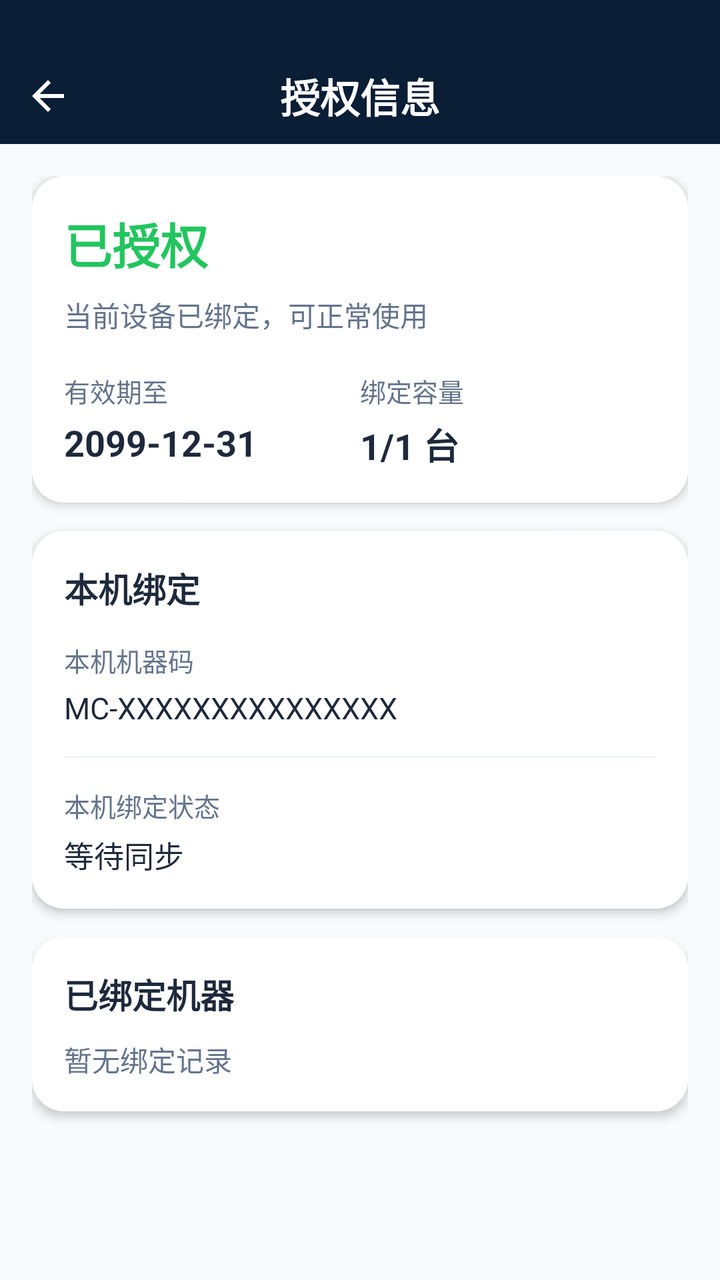
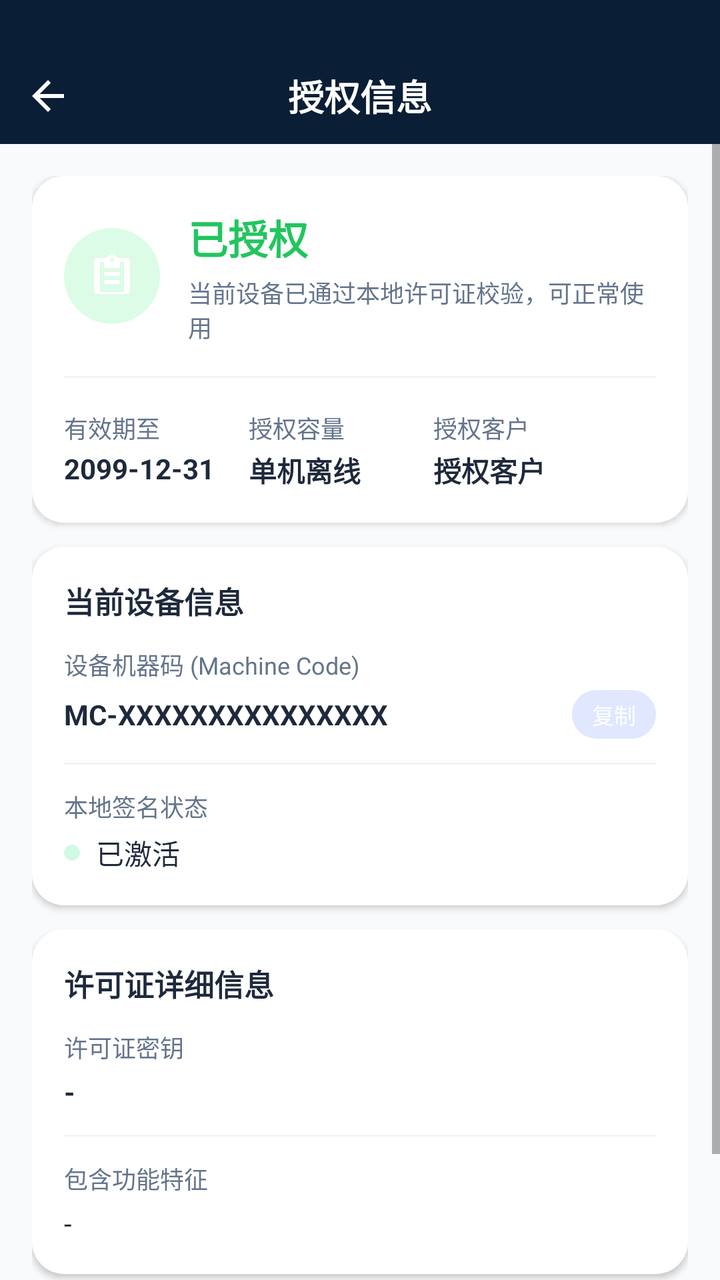

An Android layout rendered at two revisions. The XML below is the earlier revision; the diff shows what the commit changed to produce the second picture.
<!-- AndroidManifest.xml: application theme Theme.Signal_dectect -->
<!-- res/layout/activity_auth_info.xml -->
<?xml version="1.0" encoding="utf-8"?>
<LinearLayout xmlns:android="http://schemas.android.com/apk/res/android"
    xmlns:app="http://schemas.android.com/apk/res-auto"
    android:layout_width="match_parent"
    android:layout_height="match_parent"
    android:orientation="vertical"
    android:background="@color/background">

    <FrameLayout
        android:layout_width="match_parent"
        android:layout_height="72dp"
        android:background="#0A1E36"
        android:paddingTop="24dp">

        <ImageView
            android:id="@+id/iv_back"
            android:layout_width="48dp"
            android:layout_height="48dp"
            android:layout_gravity="start|center_vertical"
            android:padding="12dp"
            android:src="@drawable/ic_back"
            app:tint="@color/white" />

        <TextView
            android:layout_width="wrap_content"
            android:layout_height="wrap_content"
            android:layout_gravity="center"
            android:fontFamily="sans-serif-black"
            android:text="授权信息"
            android:textColor="@color/white"
            android:textSize="20sp" />
    </FrameLayout>

    <ScrollView
        android:layout_width="match_parent"
        android:layout_height="match_parent"
        android:fillViewport="true">

        <LinearLayout
            android:layout_width="match_parent"
            android:layout_height="wrap_content"
            android:orientation="vertical"
            android:padding="16dp">

            <LinearLayout
                android:layout_width="match_parent"
                android:layout_height="wrap_content"
                android:background="@drawable/bg_card_rounded"
                android:backgroundTint="@color/surface"
                android:elevation="3dp"
                android:orientation="vertical"
                android:padding="16dp">

                <TextView
                    android:id="@+id/tv_auth_status"
                    android:layout_width="wrap_content"
                    android:layout_height="wrap_content"
                    android:text="已授权"
                    android:textColor="@color/success"
                    android:textSize="24sp"
                    android:textStyle="bold" />

                <TextView
                    android:id="@+id/tv_auth_summary"
                    android:layout_width="match_parent"
                    android:layout_height="wrap_content"
                    android:layout_marginTop="8dp"
                    android:text="当前设备已绑定，可正常使用"
                    android:textColor="@color/text_secondary"
                    android:textSize="14sp" />

                <LinearLayout
                    android:layout_width="match_parent"
                    android:layout_height="wrap_content"
                    android:layout_marginTop="18dp"
                    android:orientation="horizontal">

                    <LinearLayout
                        android:layout_width="0dp"
                        android:layout_height="wrap_content"
                        android:layout_weight="1"
                        android:orientation="vertical">

                        <TextView
                            android:layout_width="wrap_content"
                            android:layout_height="wrap_content"
                            android:text="有效期至"
                            android:textColor="@color/text_secondary"
                            android:textSize="13sp" />

                        <TextView
                            android:id="@+id/tv_valid_until"
                            android:layout_width="wrap_content"
                            android:layout_height="wrap_content"
                            android:layout_marginTop="4dp"
                            android:text="2099-12-31"
                            android:textColor="@color/text_primary"
                            android:textSize="18sp"
                            android:textStyle="bold" />
                    </LinearLayout>

                    <LinearLayout
                        android:layout_width="0dp"
                        android:layout_height="wrap_content"
                        android:layout_weight="1"
                        android:orientation="vertical">

                        <TextView
                            android:layout_width="wrap_content"
                            android:layout_height="wrap_content"
                            android:text="绑定容量"
                            android:textColor="@color/text_secondary"
                            android:textSize="13sp" />

                        <TextView
                            android:id="@+id/tv_binding_capacity"
                            android:layout_width="wrap_content"
                            android:layout_height="wrap_content"
                            android:layout_marginTop="4dp"
                            android:text="1/1 台"
                            android:textColor="@color/text_primary"
                            android:textSize="18sp"
                            android:textStyle="bold" />
                    </LinearLayout>
                </LinearLayout>
            </LinearLayout>

            <LinearLayout
                android:layout_width="match_parent"
                android:layout_height="wrap_content"
                android:layout_marginTop="14dp"
                android:background="@drawable/bg_card_rounded"
                android:backgroundTint="@color/surface"
                android:elevation="3dp"
                android:orientation="vertical"
                android:padding="16dp">

                <TextView
                    android:layout_width="wrap_content"
                    android:layout_height="wrap_content"
                    android:text="本机绑定"
                    android:textColor="@color/text_primary"
                    android:textSize="17sp"
                    android:textStyle="bold" />

                <TextView
                    android:layout_width="wrap_content"
                    android:layout_height="wrap_content"
                    android:layout_marginTop="14dp"
                    android:text="本机机器码"
                    android:textColor="@color/text_secondary"
                    android:textSize="13sp" />

                <TextView
                    android:id="@+id/tv_local_machine_code"
                    android:layout_width="match_parent"
                    android:layout_height="wrap_content"
                    android:layout_marginTop="4dp"
                    android:text="MC-XXXXXXXXXXXXXXX"
                    android:textColor="@color/text_primary"
                    android:textIsSelectable="true"
                    android:textSize="15sp" />

                <View
                    android:layout_width="match_parent"
                    android:layout_height="1dp"
                    android:layout_marginVertical="14dp"
                    android:background="#F1F5F9" />

                <TextView
                    android:layout_width="wrap_content"
                    android:layout_height="wrap_content"
                    android:text="本机绑定状态"
                    android:textColor="@color/text_secondary"
                    android:textSize="13sp" />

                <TextView
                    android:id="@+id/tv_local_binding_status"
                    android:layout_width="match_parent"
                    android:layout_height="wrap_content"
                    android:layout_marginTop="4dp"
                    android:text="等待同步"
                    android:textColor="@color/text_primary"
                    android:textSize="15sp" />
            </LinearLayout>

            <LinearLayout
                android:layout_width="match_parent"
                android:layout_height="wrap_content"
                android:layout_marginTop="14dp"
                android:background="@drawable/bg_card_rounded"
                android:backgroundTint="@color/surface"
                android:elevation="3dp"
                android:orientation="vertical"
                android:padding="16dp">

                <TextView
                    android:layout_width="wrap_content"
                    android:layout_height="wrap_content"
                    android:text="已绑定机器"
                    android:textColor="@color/text_primary"
                    android:textSize="17sp"
                    android:textStyle="bold" />

                <TextView
                    android:id="@+id/tv_bound_machines"
                    android:layout_width="match_parent"
                    android:layout_height="wrap_content"
                    android:layout_marginTop="10dp"
                    android:text="暂无绑定记录"
                    android:textColor="@color/text_secondary"
                    android:textIsSelectable="true"
                    android:textSize="14sp" />
            </LinearLayout>
        </LinearLayout>
    </ScrollView>
</LinearLayout>
<!-- resources referenced by this layout -->
<resources>
  <color name="background">#F8FAFC</color>
  <color name="success">#22C55E</color>
  <color name="surface">#FFFFFF</color>
  <color name="text_primary">#1E293B</color>
  <color name="text_secondary">#64748B</color>
  <color name="white">#FFFFFFFF</color>
  <!-- drawable bg_card_rounded (drawable) -->
  <?xml version="1.0" encoding="utf-8"?>
  <shape xmlns:android="http://schemas.android.com/apk/res/android">
      <solid android:color="#FFFFFF" />
      <corners android:radius="16dp" />
  </shape>
  <!-- drawable ic_back (drawable) -->
  <vector xmlns:android="http://schemas.android.com/apk/res/android"
      android:width="24dp"
      android:height="24dp"
      android:viewportWidth="24"
      android:viewportHeight="24">
    <path
        android:fillColor="#000000"
        android:pathData="M20,11H7.83l5.59,-5.59L12,4l-8,8l8,8l1.41,-1.41L7.83,13H20v-2z"/>
  </vector>
  <style name="Theme.Signal_dectect" parent="Theme.MaterialComponents.DayNight.NoActionBar">
          
          <item name="colorPrimary">@color/primary</item>
          <item name="colorPrimaryVariant">@color/primary_variant</item>
          <item name="colorOnPrimary">@color/on_primary</item>
          
          
          <item name="colorSecondary">@color/secondary</item>
          <item name="colorSecondaryVariant">@color/secondary_variant</item>
          <item name="colorOnSecondary">@color/on_secondary</item>
          
          
          <item name="android:windowBackground">@color/background</item>
          <item name="colorSurface">@color/surface</item>
          
          
          <item name="android:statusBarColor">@color/background</item>
          <item name="android:windowLightStatusBar">true</item>
          
          
      </style>
  <color name="primary">#2563EB</color>
  <color name="primary_variant">#1D4ED8</color>
  <color name="on_primary">#FFFFFF</color>
  <color name="secondary">#0EA5E9</color>
  <color name="secondary_variant">#0284C7</color>
  <color name="on_secondary">#FFFFFF</color>
</resources>

<!-- the commit's change to res/layout/activity_auth_info.xml (unified diff, before → after) -->
@@ -6,6 +6,7 @@
     android:orientation="vertical"
     android:background="@color/background">
 
+    
     <FrameLayout
         android:layout_width="match_parent"
         android:layout_height="72dp"
@@ -28,7 +29,7 @@
             android:fontFamily="sans-serif-black"
             android:text="授权信息"
             android:textColor="@color/white"
-            android:textSize="20sp" />
+            android:textSize="18sp" />
     </FrameLayout>
 
     <ScrollView
@@ -42,37 +43,75 @@
             android:orientation="vertical"
             android:padding="16dp">
 
+            
             <LinearLayout
                 android:layout_width="match_parent"
                 android:layout_height="wrap_content"
                 android:background="@drawable/bg_card_rounded"
                 android:backgroundTint="@color/surface"
-                android:elevation="3dp"
+                android:elevation="2dp"
                 android:orientation="vertical"
                 android:padding="16dp">
 
-                <TextView
-                    android:id="@+id/tv_auth_status"
-                    android:layout_width="wrap_content"
-                    android:layout_height="wrap_content"
-                    android:text="已授权"
-                    android:textColor="@color/success"
-                    android:textSize="24sp"
-                    android:textStyle="bold" />
-
-                <TextView
-                    android:id="@+id/tv_auth_summary"
-                    android:layout_width="match_parent"
-                    android:layout_height="wrap_content"
-                    android:layout_marginTop="8dp"
-                    android:text="当前设备已绑定，可正常使用"
-                    android:textColor="@color/text_secondary"
-                    android:textSize="14sp" />
-
                 <LinearLayout
                     android:layout_width="match_parent"
                     android:layout_height="wrap_content"
-                    android:layout_marginTop="18dp"
+                    android:orientation="horizontal"
+                    android:gravity="center_vertical">
+
+                    <FrameLayout
+                        android:id="@+id/fl_status_icon_bg"
+                        android:layout_width="48dp"
+                        android:layout_height="48dp"
+                        android:background="@drawable/bg_icon_circle_green"
+                        android:layout_gravity="center_vertical">
+
+                        <ImageView
+                            android:id="@+id/iv_status_icon"
+                            android:layout_width="24dp"
+                            android:layout_height="24dp"
+                            android:layout_gravity="center"
+                            android:src="@drawable/ic_auth"
+                            app:tint="@color/white" />
+                    </FrameLayout>
+
+                    <LinearLayout
+                        android:layout_width="0dp"
+                        android:layout_height="wrap_content"
+                        android:layout_weight="1"
+                        android:layout_marginStart="14dp"
+                        android:orientation="vertical">
+
+                        <TextView
+                            android:id="@+id/tv_auth_status"
+                            android:layout_width="wrap_content"
+                            android:layout_height="wrap_content"
+                            android:text="已授权"
+                            android:textColor="@color/success"
+                            android:textSize="20sp"
+                            android:textStyle="bold" />
+
+                        <TextView
+                            android:id="@+id/tv_auth_summary"
+                            android:layout_width="match_parent"
+                            android:layout_height="wrap_content"
+                            android:layout_marginTop="4dp"
+                            android:text="当前设备已通过本地许可证校验，可正常使用"
+                            android:textColor="@color/text_secondary"
+                            android:textSize="12sp" />
+                    </LinearLayout>
+                </LinearLayout>
+
+                <View
+                    android:layout_width="match_parent"
+                    android:layout_height="1dp"
+                    android:layout_marginTop="16dp"
+                    android:layout_marginBottom="16dp"
+                    android:background="#F1F5F9" />
+
+                <LinearLayout
+                    android:layout_width="match_parent"
+                    android:layout_height="wrap_content"
                     android:orientation="horizontal">
 
                     <LinearLayout
@@ -86,16 +125,16 @@
                             android:layout_height="wrap_content"
                             android:text="有效期至"
                             android:textColor="@color/text_secondary"
-                            android:textSize="13sp" />
+                            android:textSize="12sp" />
 
                         <TextView
                             android:id="@+id/tv_valid_until"
                             android:layout_width="wrap_content"
                             android:layout_height="wrap_content"
-                            android:layout_marginTop="4dp"
+                            android:layout_marginTop="2dp"
                             android:text="2099-12-31"
                             android:textColor="@color/text_primary"
-                            android:textSize="18sp"
+                            android:textSize="14sp"
                             android:textStyle="bold" />
                     </LinearLayout>
 
@@ -108,110 +147,220 @@
                         <TextView
                             android:layout_width="wrap_content"
                             android:layout_height="wrap_content"
-                            android:text="绑定容量"
+                            android:text="授权容量"
                             android:textColor="@color/text_secondary"
-                            android:textSize="13sp" />
+                            android:textSize="12sp" />
 
                         <TextView
                             android:id="@+id/tv_binding_capacity"
                             android:layout_width="wrap_content"
                             android:layout_height="wrap_content"
-                            android:layout_marginTop="4dp"
-                            android:text="1/1 台"
+                            android:layout_marginTop="2dp"
+                            android:text="单机离线"
                             android:textColor="@color/text_primary"
-                            android:textSize="18sp"
+                            android:textSize="14sp"
+                            android:textStyle="bold" />
+                    </LinearLayout>
+
+                    <LinearLayout
+                        android:layout_width="0dp"
+                        android:layout_height="wrap_content"
+                        android:layout_weight="1.2"
+                        android:orientation="vertical">
+
+                        <TextView
+                            android:layout_width="wrap_content"
+                            android:layout_height="wrap_content"
+                            android:text="授权客户"
+                            android:textColor="@color/text_secondary"
+                            android:textSize="12sp" />
+
+                        <TextView
+                            android:id="@+id/tv_license_customer"
+                            android:layout_width="wrap_content"
+                            android:layout_height="wrap_content"
+                            android:layout_marginTop="2dp"
+                            android:text="授权客户"
+                            android:textColor="@color/text_primary"
+                            android:textSize="14sp"
                             android:textStyle="bold" />
                     </LinearLayout>
                 </LinearLayout>
             </LinearLayout>
 
+            
             <LinearLayout
                 android:layout_width="match_parent"
                 android:layout_height="wrap_content"
-                android:layout_marginTop="14dp"
+                android:layout_marginTop="12dp"
                 android:background="@drawable/bg_card_rounded"
                 android:backgroundTint="@color/surface"
-                android:elevation="3dp"
+                android:elevation="2dp"
                 android:orientation="vertical"
                 android:padding="16dp">
 
                 <TextView
                     android:layout_width="wrap_content"
                     android:layout_height="wrap_content"
-                    android:text="本机绑定"
+                    android:text="当前设备信息"
                     android:textColor="@color/text_primary"
-                    android:textSize="17sp"
+                    android:textSize="15sp"
                     android:textStyle="bold" />
 
-                <TextView
-                    android:layout_width="wrap_content"
-                    android:layout_height="wrap_content"
-                    android:layout_marginTop="14dp"
-                    android:text="本机机器码"
+                
+                <TextView
+                    android:layout_width="wrap_content"
+                    android:layout_height="wrap_content"
+                    android:layout_marginTop="12dp"
+                    android:text="设备机器码 (Machine Code)"
                     android:textColor="@color/text_secondary"
-                    android:textSize="13sp" />
-
-                <TextView
-                    android:id="@+id/tv_local_machine_code"
+                    android:textSize="12sp" />
+
+                <LinearLayout
                     android:layout_width="match_parent"
                     android:layout_height="wrap_content"
                     android:layout_marginTop="4dp"
-                    android:text="MC-XXXXXXXXXXXXXXX"
-                    android:textColor="@color/text_primary"
-                    android:textIsSelectable="true"
-                    android:textSize="15sp" />
+                    android:gravity="center_vertical"
+                    android:orientation="horizontal">
+
+                    <TextView
+                        android:id="@+id/tv_local_machine_code"
+                        android:layout_width="0dp"
+                        android:layout_height="wrap_content"
+                        android:layout_weight="1"
+                        android:text="MC-XXXXXXXXXXXXXXX"
+                        android:textColor="@color/text_primary"
+                        android:textIsSelectable="true"
+                        android:textSize="14sp"
+                        android:textStyle="bold" />
+
+                    <TextView
+                        android:id="@+id/btn_copy_code"
+                        android:layout_width="wrap_content"
+                        android:layout_height="wrap_content"
+                        android:background="@drawable/bg_pill_blue"
+                        android:paddingHorizontal="10dp"
+                        android:paddingVertical="4dp"
+                        android:text="复制"
+                        android:textColor="@color/white"
+                        android:textSize="11sp" />
+                </LinearLayout>
 
                 <View
                     android:layout_width="match_parent"
                     android:layout_height="1dp"
-                    android:layout_marginVertical="14dp"
+                    android:layout_marginTop="12dp"
+                    android:layout_marginBottom="12dp"
                     android:background="#F1F5F9" />
 
-                <TextView
-                    android:layout_width="wrap_content"
-                    android:layout_height="wrap_content"
-                    android:text="本机绑定状态"
+                
+                <TextView
+                    android:layout_width="wrap_content"
+                    android:layout_height="wrap_content"
+                    android:text="本地签名状态"
                     android:textColor="@color/text_secondary"
-                    android:textSize="13sp" />
-
-                <TextView
-                    android:id="@+id/tv_local_binding_status"
+                    android:textSize="12sp" />
+
+                <LinearLayout
                     android:layout_width="match_parent"
                     android:layout_height="wrap_content"
                     android:layout_marginTop="4dp"
-                    android:text="等待同步"
-                    android:textColor="@color/text_primary"
-                    android:textSize="15sp" />
+                    android:gravity="center_vertical"
+                    android:orientation="horizontal">
+
+                    <View
+                        android:id="@+id/v_status_dot"
+                        android:layout_width="8dp"
+                        android:layout_height="8dp"
+                        android:background="@drawable/bg_pill_green"
+                        android:layout_marginEnd="8dp" />
+
+                    <TextView
+                        android:id="@+id/tv_local_binding_status"
+                        android:layout_width="match_parent"
+                        android:layout_height="wrap_content"
+                        android:text="已激活"
+                        android:textColor="@color/text_primary"
+                        android:textSize="14sp" />
+                </LinearLayout>
             </LinearLayout>
 
+            
             <LinearLayout
                 android:layout_width="match_parent"
                 android:layout_height="wrap_content"
-                android:layout_marginTop="14dp"
+                android:layout_marginTop="12dp"
                 android:background="@drawable/bg_card_rounded"
                 android:backgroundTint="@color/surface"
-                android:elevation="3dp"
+                android:elevation="2dp"
                 android:orientation="vertical"
                 android:padding="16dp">
 
                 <TextView
                     android:layout_width="wrap_content"
                     android:layout_height="wrap_content"
-                    android:text="已绑定机器"
+                    android:text="许可证详细信息"
                     android:textColor="@color/text_primary"
-                    android:textSize="17sp"
+                    android:textSize="15sp"
                     android:textStyle="bold" />
 
-                <TextView
-                    android:id="@+id/tv_bound_machines"
-                    android:layout_width="match_parent"
-                    android:layout_height="wrap_content"
-                    android:layout_marginTop="10dp"
-                    android:text="暂无绑定记录"
+                
+                <TextView
+                    android:layout_width="wrap_content"
+                    android:layout_height="wrap_content"
+                    android:layout_marginTop="12dp"
+                    android:text="许可证密钥"
                     android:textColor="@color/text_secondary"
+                    android:textSize="12sp" />
+
+                <TextView
+                    android:id="@+id/tv_license_key"
+                    android:layout_width="match_parent"
+                    android:layout_height="wrap_content"
+                    android:layout_marginTop="4dp"
+                    android:text="-"
+                    android:textColor="@color/text_primary"
                     android:textIsSelectable="true"
+                    android:textSize="14sp"
+                    android:textStyle="bold" />
+
+                <View
+                    android:layout_width="match_parent"
+                    android:layout_height="1dp"
+                    android:layout_marginTop="12dp"
+                    android:layout_marginBottom="12dp"
+                    android:background="#F1F5F9" />
+
+                
+                <TextView
+                    android:layout_width="wrap_content"
+                    android:layout_height="wrap_content"
+                    android:text="包含功能特征"
+                    android:textColor="@color/text_secondary"
+                    android:textSize="12sp" />
+
+                <TextView
+                    android:id="@+id/tv_license_features"
+                    android:layout_width="match_parent"
+                    android:layout_height="wrap_content"
+                    android:layout_marginTop="4dp"
+                    android:text="-"
+                    android:textColor="@color/text_primary"
                     android:textSize="14sp" />
             </LinearLayout>
+
+            
+            <TextView
+                android:id="@+id/tv_sync_tip"
+                android:layout_width="match_parent"
+                android:layout_height="wrap_content"
+                android:layout_marginTop="16dp"
+                android:layout_marginBottom="24dp"
+                android:gravity="center"
+                android:text="如需刷新或更新授权，请点击此处同步云端许可证"
+                android:textColor="@color/primary"
+                android:textSize="12sp"
+                android:textStyle="bold" />
         </LinearLayout>
     </ScrollView>
 </LinearLayout>
<!-- resource entries referenced after the edit -->
@@ -12,6 +12,37 @@
       <solid android:color="#FFFFFF" />
       <corners android:radius="16dp" />
   </shape>
+  <!-- drawable bg_icon_circle_green (drawable) -->
+  <?xml version="1.0" encoding="utf-8"?>
+  <shape xmlns:android="http://schemas.android.com/apk/res/android"
+      android:shape="oval">
+      <solid android:color="#DCFCE7" />
+  </shape>
+  <!-- drawable bg_pill_blue (drawable) -->
+  <?xml version="1.0" encoding="utf-8"?>
+  <shape xmlns:android="http://schemas.android.com/apk/res/android">
+      <solid android:color="#E0E7FF" />
+      <corners android:radius="16dp" />
+  </shape>
+  <!-- drawable bg_pill_green (drawable) -->
+  <?xml version="1.0" encoding="utf-8"?>
+  <shape xmlns:android="http://schemas.android.com/apk/res/android">
+      <solid android:color="#D1FAE5" />
+      <corners android:radius="16dp" />
+  </shape>
+  <!-- drawable ic_auth (drawable) -->
+  <vector xmlns:android="http://schemas.android.com/apk/res/android"
+      android:width="24dp"
+      android:height="24dp"
+      android:viewportWidth="24"
+      android:viewportHeight="24">
+    <path
+        android:fillColor="#64748B"
+        android:pathData="M19,3h-4.18C14.4,1.84 13.3,1 12,1c-1.3,0 -2.4,0.84 -2.82,2H5c-1.1,0 -2,0.9 -2,2v14c0,1.1 0.9,2 2,2h14c1.1,0 2,-0.9 2,-2V5c0,-1.1 -0.9,-2 -2,-2zM12,3c0.55,0 1,0.45 1,1s-0.45,1 -1,1 -1,-0.45 -1,-1 0.45,-1 1,-1zM18,20H6V5h2v3h8V5h2v15z"/>
+    <path
+        android:fillColor="#64748B"
+        android:pathData="M8,14h8v2H8zM8,10h8v2H8z"/>
+  </vector>
   <!-- drawable ic_back (drawable) -->
   <vector xmlns:android="http://schemas.android.com/apk/res/android"
       android:width="24dp"
